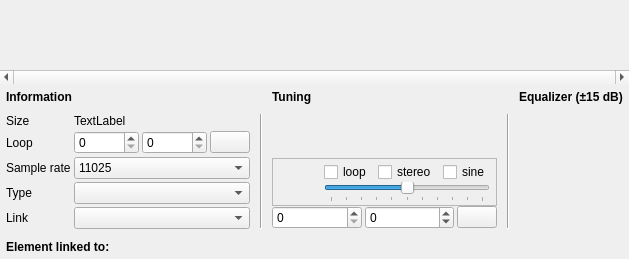
First picture: the form in sources/editor/pagesmpl.ui, repository davy7125/polyphone, before the edit.
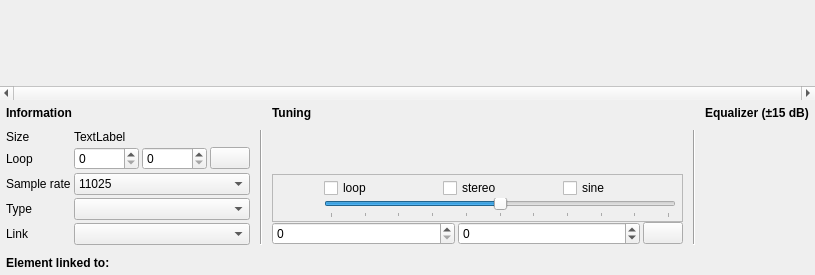
Second picture: the form after the edit. Icons and pictures are not drawn. Custom widgets are drawn as their Qt base class.

Commit message:
Loop quality
When displaying the sample overview or a sample, a possible warning or error is added if the loop is not correct

The edit to the form file:
```diff
--- a/sources/editor/pagesmpl.ui
+++ b/sources/editor/pagesmpl.ui
@@ -6,8 +6,8 @@
    <rect>
     <x>0</x>
     <y>0</y>
-    <width>629</width>
-    <height>259</height>
+    <width>815</width>
+    <height>275</height>
    </rect>
   </property>
   <property name="windowTitle">
@@ -427,23 +427,6 @@
            <property name="spacing">
             <number>3</number>
            </property>
-           <item row="3" column="0">
-            <widget class="QLabel" name="label_7">
-             <property name="text">
-              <string>Type</string>
-             </property>
-            </widget>
-           </item>
-           <item row="4" column="0">
-            <widget class="QLabel" name="label_5">
-             <property name="text">
-              <string>Link</string>
-             </property>
-            </widget>
-           </item>
-           <item row="4" column="1" colspan="3">
-            <widget class="QComboBox" name="comboLink"/>
-           </item>
            <item row="1" column="0">
             <widget class="QLabel" name="label_2">
              <property name="text">
@@ -451,46 +434,7 @@
              </property>
             </widget>
            </item>
-           <item row="1" column="1">
-            <widget class="QSpinBox" name="spinStartLoop">
-             <property name="minimumSize">
-              <size>
-               <width>65</width>
-               <height>0</height>
-              </size>
-             </property>
-             <property name="correctionMode">
-              <enum>QAbstractSpinBox::CorrectToNearestValue</enum>
-             </property>
-            </widget>
-           </item>
-           <item row="3" column="1" colspan="3">
-            <widget class="QComboBox" name="comboType"/>
-           </item>
            <item row="1" column="3">
-            <widget class="QPushButton" name="pushFullLength">
-             <property name="toolTip">
-              <string>Use the full length of the sample as loop</string>
-             </property>
-             <property name="text">
-              <string/>
-             </property>
-             <property name="iconSize">
-              <size>
-               <width>14</width>
-               <height>14</height>
-              </size>
-             </property>
-            </widget>
-           </item>
-           <item row="0" column="0">
-            <widget class="QLabel" name="label">
-             <property name="text">
-              <string>Size</string>
-             </property>
-            </widget>
-           </item>
-           <item row="1" column="2">
             <widget class="QSpinBox" name="spinEndLoop">
              <property name="minimumSize">
               <size>
@@ -503,7 +447,26 @@
              </property>
             </widget>
            </item>
-           <item row="2" column="1" colspan="3">
+           <item row="1" column="2">
+            <widget class="QSpinBox" name="spinStartLoop">
+             <property name="minimumSize">
+              <size>
+               <width>65</width>
+               <height>0</height>
+              </size>
+             </property>
+             <property name="correctionMode">
+              <enum>QAbstractSpinBox::CorrectToNearestValue</enum>
+             </property>
+            </widget>
+           </item>
+           <item row="3" column="2" colspan="3">
+            <widget class="QComboBox" name="comboType"/>
+           </item>
+           <item row="4" column="2" colspan="3">
+            <widget class="QComboBox" name="comboLink"/>
+           </item>
+           <item row="2" column="2" colspan="3">
             <widget class="QComboBox" name="comboSampleRate">
              <item>
               <property name="text">
@@ -542,20 +505,76 @@
              </item>
             </widget>
            </item>
-           <item row="2" column="0">
-            <widget class="QLabel" name="label_6">
+           <item row="1" column="4">
+            <widget class="QPushButton" name="pushFullLength">
+             <property name="toolTip">
+              <string>Use the full length of the sample as loop</string>
+             </property>
              <property name="text">
-              <string>Sample rate</string>
+              <string/>
+             </property>
+             <property name="iconSize">
+              <size>
+               <width>14</width>
+               <height>14</height>
+              </size>
              </property>
             </widget>
            </item>
-           <item row="0" column="1" colspan="3">
+           <item row="0" column="2" colspan="3">
             <widget class="QLabel" name="labelTaille">
              <property name="text">
               <string notr="true">TextLabel</string>
              </property>
             </widget>
            </item>
+           <item row="1" column="1">
+            <widget class="QLabel" name="iconLoopWarning">
+             <property name="minimumSize">
+              <size>
+               <width>16</width>
+               <height>16</height>
+              </size>
+             </property>
+             <property name="maximumSize">
+              <size>
+               <width>16</width>
+               <height>16</height>
+              </size>
+             </property>
+             <property name="text">
+              <string/>
+             </property>
+            </widget>
+           </item>
+           <item row="0" column="0" colspan="2">
+            <widget class="QLabel" name="label">
+             <property name="text">
+              <string>Size</string>
+             </property>
+            </widget>
+           </item>
+           <item row="2" column="0" colspan="2">
+            <widget class="QLabel" name="label_6">
+             <property name="text">
+              <string>Sample rate</string>
+             </property>
+            </widget>
+           </item>
+           <item row="3" column="0" colspan="2">
+            <widget class="QLabel" name="label_7">
+             <property name="text">
+              <string>Type</string>
+             </property>
+            </widget>
+           </item>
+           <item row="4" column="0" colspan="2">
+            <widget class="QLabel" name="label_5">
+             <property name="text">
+              <string>Link</string>
+             </property>
+            </widget>
+           </item>
           </layout>
          </item>
         </layout>
```
The commit also changes 12 other files.
